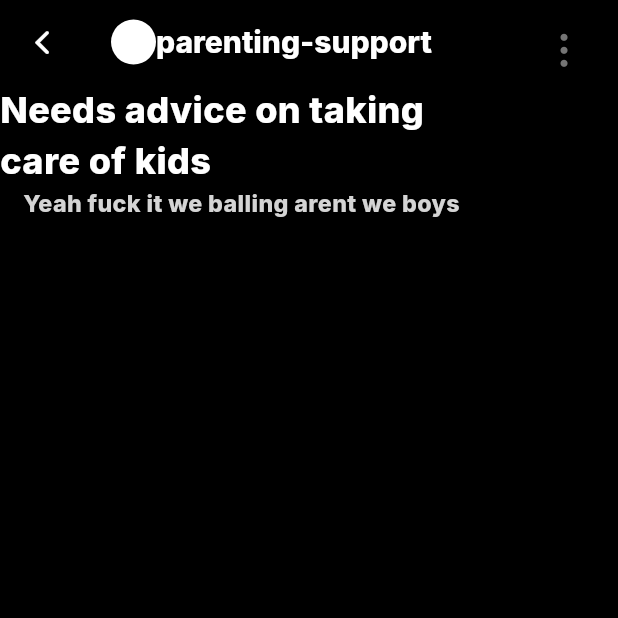
After one commit to Tho100/revent, a Flutter app: the VentPostPage screen opened directly, on a phone screen of 412 x 824 dp, the top half of it. The commit adds this screen. Run offline on Flutter 3.47's test engine with Material 3 defaults, Android fonts, the phone set to English and light mode, and no system bars; our stand-ins replace flutter_dotenv, flutter_native_image, get_it, google_fonts; missing offline and left inert: encrypt, image_picker_plus, mysql_client.

Commit message:
Added vent-post page

```diff
--- a/lib/model/profile_picture_model.dart
+++ b/lib/model/profile_picture_model.dart
@@ -7,6 +7,7 @@ import 'package:revent/data_query/user_profile/profile_data_update.dart';
 import 'package:revent/model/compressor.dart';
 import 'package:revent/model/extract_data.dart';
 import 'package:revent/model/profile_picture_picker.dart';
+import 'package:revent/provider/profile_data_provider.dart';
 import 'package:revent/provider/user_data_provider.dart';
 
 class ProfilePictureModel {
@@ -60,4 +61,31 @@ class ProfilePictureModel {
 
   }
 
+  Future<ValueNotifier<Uint8List?>> initializeProfilePic() async {
+
+    final profileData = GetIt.instance<ProfileDataProvider>();
+
+    final profilePictureNotifier = ValueNotifier<Uint8List?>(Uint8List(0));
+
+    try {
+
+      final picData = profileData.profilePicture;
+
+      if(picData.isEmpty) {
+        profilePictureNotifier.value = Uint8List(0);
+
+      } else {
+        profilePictureNotifier.value = picData;
+
+      }
+
+      return profilePictureNotifier;
+
+    } catch (err) {
+      return profilePictureNotifier;
+
+    }
+
+  }
+
 }
--- a/lib/pages/navigations/profile_page.dart
+++ b/lib/pages/navigations/profile_page.dart
@@ -4,6 +4,7 @@ import 'package:flutter/material.dart';
 import 'package:get_it/get_it.dart';
 import 'package:google_fonts/google_fonts.dart';
 import 'package:revent/helper/navigate_page.dart';
+import 'package:revent/model/profile_picture_model.dart';
 import 'package:revent/pages/edit_profile_page.dart';
 import 'package:revent/provider/navigation_provider.dart';
 import 'package:revent/model/update_navigation.dart';
@@ -27,31 +28,6 @@ class ProfilePageState extends State<ProfilePage> {
   final navigationIndex = GetIt.instance<NavigationProvider>();
   final userData = GetIt.instance<UserDataProvider>();
   final profileData = GetIt.instance<ProfileDataProvider>();
-
-  Future<ValueNotifier<Uint8List?>> _initializeProfilePic() async {
-
-    final profilePictureNotifier = ValueNotifier<Uint8List?>(Uint8List(0));
-
-    try {
-
-      final picData = profileData.profilePicture;
-
-      if(picData.isEmpty) {
-        profilePictureNotifier.value = Uint8List(0);
-
-      } else {
-        profilePictureNotifier.value = picData;
-
-      }
-
-      return profilePictureNotifier;
-
-    } catch (err) {
-      return profilePictureNotifier;
-
-    }
-
-  }
 
   Widget _buildUsername() {
     return Text(
@@ -143,7 +119,7 @@ class ProfilePageState extends State<ProfilePage> {
 
   Widget _buildProfilePicture() {
     return FutureBuilder<ValueNotifier<Uint8List?>>(
-      future: _initializeProfilePic(),
+      future: ProfilePictureModel().initializeProfilePic(),
       builder: (context, snapshot) {
         if(snapshot.connectionState == ConnectionState.done) {
           return ProfilePictureWidget(
@@ -192,7 +168,6 @@ class ProfilePageState extends State<ProfilePage> {
   @override
   void initState() {
     super.initState();
-    _initializeProfilePic();
   }
 
   @override
--- /dev/null
+++ b/lib/pages/vent_post.dart
@@ -0,0 +1,131 @@
+import 'dart:typed_data';
+
+import 'package:flutter/cupertino.dart';
+import 'package:flutter/material.dart';
+import 'package:google_fonts/google_fonts.dart';
+import 'package:revent/model/profile_picture_model.dart';
+import 'package:revent/themes/theme_color.dart';
+import 'package:revent/widgets/profile_picture.dart';
+
+class VentPostPage extends StatefulWidget {
+
+  const VentPostPage({super.key});
+
+  @override
+  State<VentPostPage> createState() => VentPostPageState();
+
+}
+
+class VentPostPageState extends State<VentPostPage> {
+
+  Widget _buildBody(BuildContext context) {
+    return SizedBox(
+      width: MediaQuery.of(context).size.width-90,
+      child: Column(
+        children: [
+          _buildHeader(context),
+        ]
+      ),
+    );
+  }
+
+  Widget _buildHeader(BuildContext context) {
+    return Column(
+      children: [
+
+        Text('Needs advice on taking care of kids',
+          style: GoogleFonts.inter(
+            color: ThemeColor.white,
+            fontWeight: FontWeight.w800,
+            fontSize: 24
+          ),
+          maxLines: 2,
+        ),
+
+        Expanded(
+          child: Text(
+            'Yeah fuck it we balling arent we boys',
+            style: GoogleFonts.inter(
+              color: ThemeColor.secondaryWhite,
+              fontWeight: FontWeight.w800,
+              fontSize: 15.5
+            ),
+            overflow: TextOverflow.ellipsis,
+            maxLines: null
+          ),
+        ),
+
+      ],
+    );
+  }
+
+  PreferredSizeWidget _buildCustomAppBar(BuildContext context) {
+    return AppBar(
+      centerTitle: true,
+        leading: IconButton(
+        icon: const Icon(CupertinoIcons.chevron_back, color: ThemeColor.white),
+        onPressed: () => Navigator.pop(context),
+      ),
+      title: Row(
+        children: [
+          // TODO: Replace with community profile
+
+          FutureBuilder<ValueNotifier<Uint8List?>>(
+          future: ProfilePictureModel().initializeProfilePic(),
+            builder: (context, snapshot) {
+              if(snapshot.connectionState == ConnectionState.done) {
+                return ProfilePictureWidget(
+                  customHeight: 30,
+                  customWidth: 30,
+                  profileDataNotifier: snapshot.data!,
+                );
+
+              } else {
+                return const CircularProgressIndicator(color: ThemeColor.white);
+
+              }
+            }
+          ),
+
+          Text('parenting-support',
+            style: GoogleFonts.inter(
+              color: ThemeColor.white,
+              fontWeight: FontWeight.w800,
+              fontSize: 20,
+            ),
+          ),
+
+        ],
+      ),
+      actions: [
+        Padding(
+          padding: const EdgeInsets.only(top: 10, right: 12),
+          child: IconButton(
+            icon: const Icon(CupertinoIcons.ellipsis_vertical, size: 28),
+            color: ThemeColor.thirdWhite,
+            onPressed: () => print('Pressed')
+          ),
+        )
+      ],
+    );
+  }
+
+  @override
+  void initState() {
+    super.initState();
+  }
+
+  @override
+  void dispose() {
+    super.dispose();
+  }
+
+  @override
+  Widget build(BuildContext context) {
+    return Scaffold(
+      appBar: _buildCustomAppBar(context),
+      body: _buildBody(context),
+    );
+  }
+
+}
```
